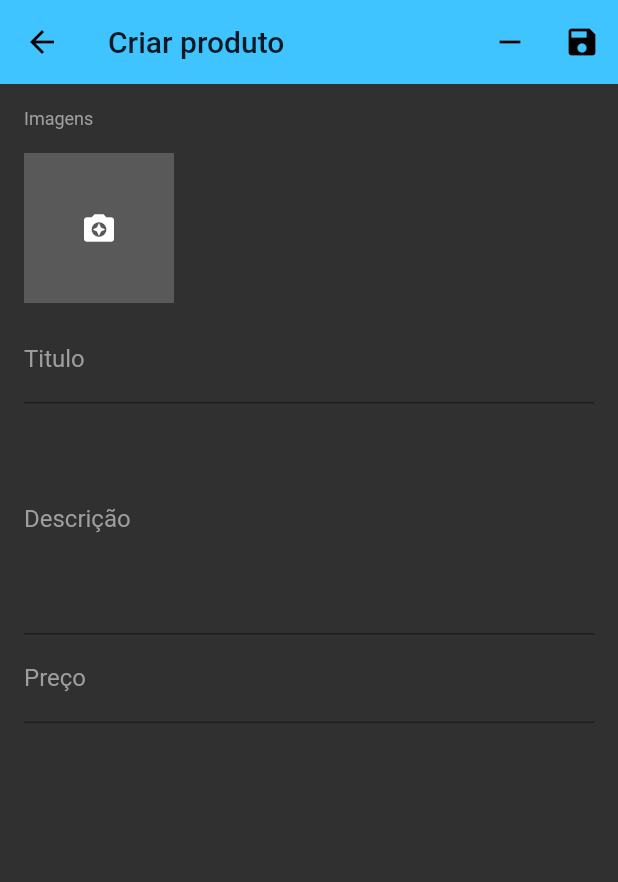
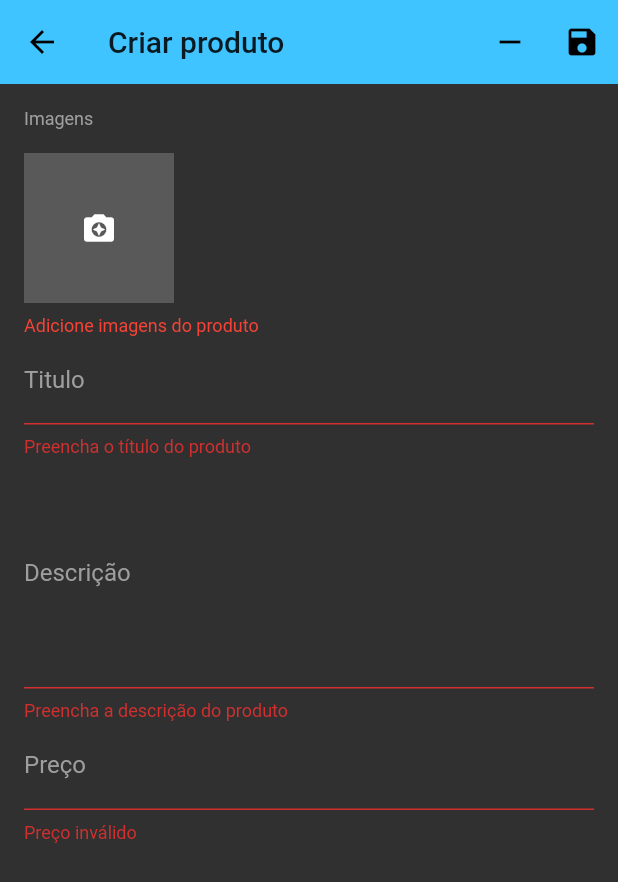
Before and after one commit to dieinimymaganha/loja_virutal_gerenciamento, a Flutter app: the ProductScreen screen opened directly, after a tap on the "save" icon, on a phone screen of 412 x 824 dp. Shown: the top 882 px of the screen. Run offline on Flutter 3.47's test engine with Material 2 defaults, Android fonts, the phone set to English and light mode, and no system bars; our stand-ins replace cloud_firestore, firebase_auth, flutter_speed_dial, image_cropper, image_picker, rxdart and 1 more; missing offline and left inert: bloc_pattern; accounts and stored records are empty.

Commit message:
Criando função de salvar

```diff
--- a/gerente_loja/lib/blocs/product_bloc.dart
+++ b/gerente_loja/lib/blocs/product_bloc.dart
@@ -4,9 +4,11 @@ import 'package:rxdart/rxdart.dart';
 
 class ProductBloc extends BlocBase {
   final _dataController = BehaviorSubject<Map>();
+  final _loadingController = BehaviorSubject<bool>();
 
   Stream<Map> get outData => _dataController;
 
+  Stream<bool> get outLoading => _loadingController;
   String categoryId;
   DocumentSnapshot product;
 
@@ -17,11 +19,11 @@ class ProductBloc extends BlocBase {
       unsaveData = Map.of(product.data);
       unsaveData['images'] = List.of(product.data['images']);
       unsaveData['size'] = List.of(product.data['size']);
-    }else{
+    } else {
       unsaveData = {
-        'title' : null,
+        'title': null,
         'description': null,
-        'price' : null,
+        'price': null,
         'images': [],
         'size': [],
       };
@@ -29,8 +31,32 @@ class ProductBloc extends BlocBase {
     _dataController.add(unsaveData);
   }
 
+  void saveTitle(String title) {
+    unsaveData['title'] = title;
+  }
+
+  void saveDescription(String description) {
+    unsaveData['description'] = description;
+  }
+
+  void savePrice(String price) {
+    unsaveData['price'] = double.parse(price);
+  }
+
+  void saveImages(List images) {
+    unsaveData['images'] = images;
+  }
+
   @override
   void dispose() {
     _dataController.close();
+    _loadingController.close();
+  }
+
+  Future<bool> saveProduct() async {
+    _loadingController.add(true);
+    await Future.delayed(Duration(seconds: 3));
+    _loadingController.add(false);
+    return true;
   }
 }
--- a/gerente_loja/lib/screens/product_screen.dart
+++ b/gerente_loja/lib/screens/product_screen.dart
@@ -1,6 +1,7 @@
 import 'package:cloud_firestore/cloud_firestore.dart';
 import 'package:flutter/material.dart';
 import 'package:gerente_loja/blocs/product_bloc.dart';
+import 'package:gerente_loja/validators/product_validator.dart';
 import 'package:gerente_loja/widgets/images_widget.dart';
 
 class ProductScreen extends StatefulWidget {
@@ -13,8 +14,10 @@ class ProductScreen extends StatefulWidget {
   _ProductScreenState createState() => _ProductScreenState(categoryId, product);
 }
 
-class _ProductScreenState extends State<ProductScreen> {
+class _ProductScreenState extends State<ProductScreen> with ProductValidator {
   final ProductBloc _productBloc;
+
+  final _scaffoldKey = GlobalKey<ScaffoldState>();
 
   _ProductScreenState(String categoryId, DocumentSnapshot product)
       : _productBloc = ProductBloc(categoryId: categoryId, product: product);
@@ -35,6 +38,7 @@ class _ProductScreenState extends State<ProductScreen> {
     );
 
     return Scaffold(
+      key: _scaffoldKey,
       backgroundColor: Colors.grey[850],
       appBar: AppBar(
         elevation: 0,
@@ -44,56 +48,104 @@ class _ProductScreenState extends State<ProductScreen> {
             icon: Icon(Icons.remove),
             onPressed: () {},
           ),
-          IconButton(
+          StreamBuilder<bool>(
+              stream: _productBloc.outLoading,
+              initialData: false,
+              builder: (context, snapshot) {
+                return IconButton(
                   icon: Icon(Icons.save),
-            onPressed: () {},
-          ),
+                  onPressed: snapshot.data ? null : saveProduct,
+                );
+              }),
         ],
       ),
-      body: Form(
+      body: Stack(
+        children: <Widget>[
+          Form(
             key: _formKey,
             child: StreamBuilder<Map>(
                 stream: _productBloc.outData,
                 builder: (context, snapshot) {
-              if(!snapshot.hasData) return Container();
+                  if (!snapshot.hasData) return Container();
                   return ListView(
                     padding: EdgeInsets.all(16),
                     children: <Widget>[
-                  Text('Imagens', style: TextStyle(color: Colors.grey, fontSize: 12),),
+                      Text(
+                        'Imagens',
+                        style: TextStyle(color: Colors.grey, fontSize: 12),
+                      ),
                       ImagesWidget(
                         context: context,
                         initialValue: snapshot.data['images'],
-                    onSaved: (l){},
-                    validator: (l){},
+                        onSaved: _productBloc.saveImages,
+                        validator: validateImages,
                       ),
                       TextFormField(
                         initialValue: snapshot.data['title'],
                         style: _fieldStyle,
                         decoration: _buildDecoration('Titulo'),
-                    onSaved: (t) {},
-                    validator: (t) {},
+                        onSaved: _productBloc.saveTitle,
+                        validator: validateTitle,
                       ),
                       TextFormField(
                         initialValue: snapshot.data['description'],
                         style: _fieldStyle,
                         decoration: _buildDecoration('Descrição'),
                         maxLines: 6,
-                    onSaved: (t) {},
-                    validator: (t) {},
+                        onSaved: _productBloc.saveDescription,
+                        validator: validatorDescription,
                       ),
                       TextFormField(
-                    initialValue: snapshot.data['price']?.toStringAsFixed(2),
+                        initialValue:
+                            snapshot.data['price']?.toStringAsFixed(2),
                         style: _fieldStyle,
                         decoration: _buildDecoration('Preço'),
-                    onSaved: (t) {},
+                        onSaved: _productBloc.savePrice,
                         keyboardType:
                             TextInputType.numberWithOptions(decimal: true),
-                    validator: (t) {},
+                        validator: validatePrice,
                       ),
                     ],
                   );
                 }),
           ),
+          StreamBuilder<bool>(
+              stream: _productBloc.outLoading,
+              initialData: false,
+              builder: (context, snapshot) {
+                return IgnorePointer(
+                  ignoring: !snapshot.data,
+                  child: Container(
+                    color: snapshot.data ? Colors.black54 : Colors.transparent,
+                  ),
+                );
+              }),
+        ],
+      ),
     );
   }
+
+  void saveProduct() async {
+    if (_formKey.currentState.validate()) {
+      _formKey.currentState.save();
+
+      _scaffoldKey.currentState.showSnackBar(SnackBar(
+        content: Text(
+          'Salvando produto..',
+          style: TextStyle(color: Colors.white),
+        ),
+        duration: Duration(minutes: 1),
+        backgroundColor: Theme.of(context).primaryColor,
+      ));
+      bool success = await _productBloc.saveProduct();
+      _scaffoldKey.currentState.removeCurrentSnackBar();
+      _scaffoldKey.currentState.showSnackBar(SnackBar(
+        content: Text(
+          success ? 'Produto Salvo!' : 'Erro ao salvar produto',
+          style: TextStyle(color: Colors.white),
+        ),
+        backgroundColor: Theme.of(context).primaryColor,
+      ));
     }
+  }
+}
--- /dev/null
+++ b/gerente_loja/lib/validators/product_validator.dart
@@ -0,0 +1,27 @@
+class ProductValidator {
+  String validateImages(List images) {
+    if (images.isEmpty) return 'Adicione imagens do produto';
+    return null;
+  }
+
+  String validateTitle(String text) {
+    if (text.isEmpty) return 'Preencha o título do produto';
+    return null;
+  }
+
+  String validatorDescription(String text) {
+    if (text.isEmpty) return 'Preencha a descrição do produto';
+    return null;
+  }
+
+  String validatePrice(String text) {
+    double price = double.tryParse(text);
+    if (price != null) {
+      if (!text.contains(".") || text.split(".")[1].length != 2)
+        return "Utilize 2 casas decimais";
+    } else {
+      return "Preço inválido";
+    }
+    return null;
+  }
+}
```
Lines whose indentation alone changed are shown as unchanged.
